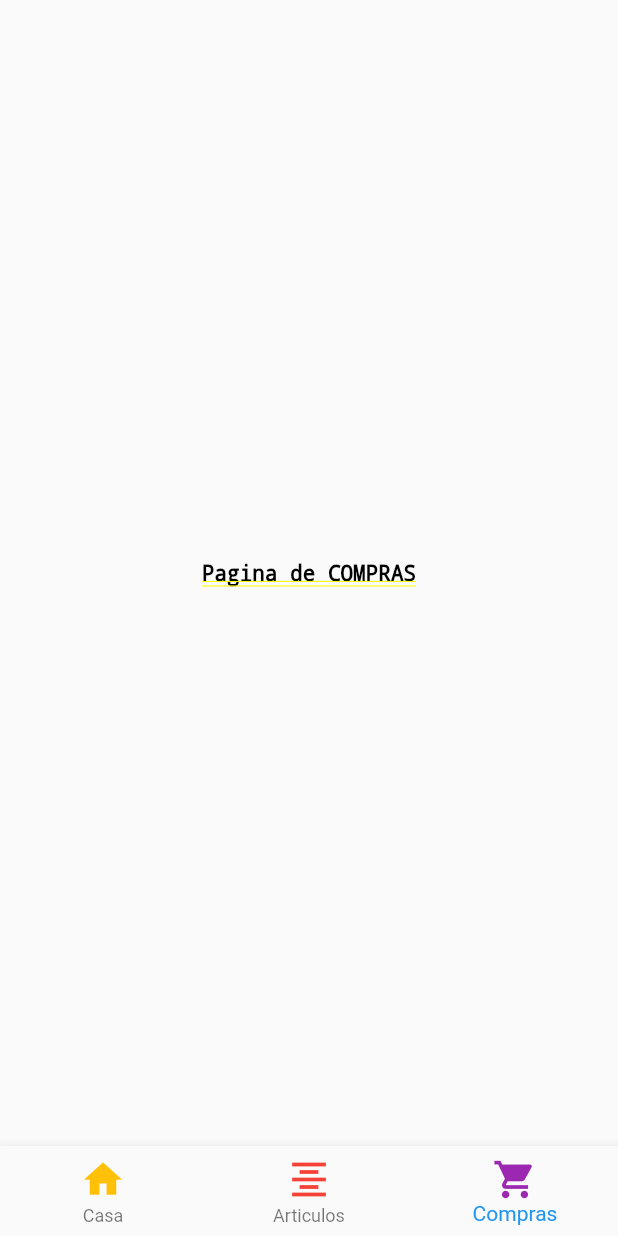
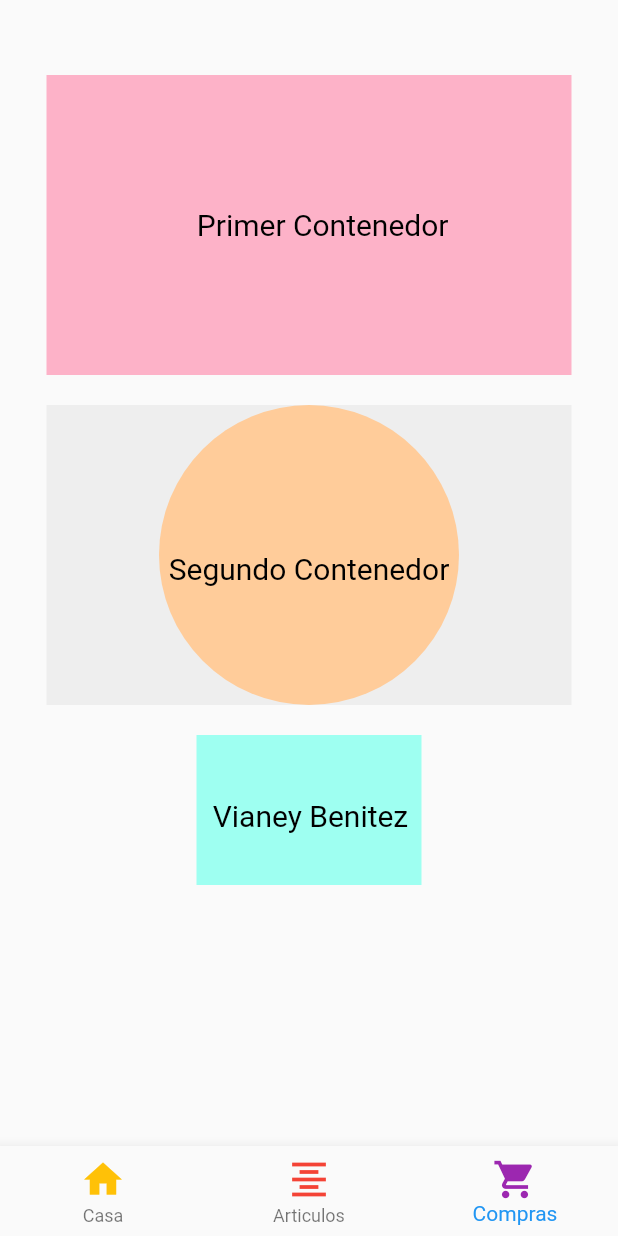
Before and after one commit to vianeyalejandra03/hamburguesa, a Flutter app: the screen it shows after launch, item 3 of the bottom bar chosen, on a phone screen of 412 x 824 dp. Run offline on Flutter 3.47's test engine with Material 2 defaults, Android fonts, the phone set to English and light mode, and no system bars.

```diff
--- a/lib/pages/third_pages.dart
+++ b/lib/pages/third_pages.dart
@@ -1,15 +1,88 @@
 import 'package:flutter/material.dart';
 
-class ThirdPage extends StatelessWidget {
+class ThirdPage extends StatefulWidget {
+  @override
+  _ThirdPageState createState() => _ThirdPageState();
+}
+
+class _ThirdPageState extends State<ThirdPage> {
   @override
   Widget build(BuildContext context) {
-    return Container(
-      child: Center(
-        child: Text(
-          'Pagina de COMPRAS',
-          style: new TextStyle(fontSize: 14.0, fontWeight: FontWeight.bold, color: Colors.black),
-        ), //Text
-      ), // center
-    ); //container
+    return Material(
+      child: SafeArea(
+        child: ConstrainedBox(
+          constraints: BoxConstraints(maxWidth: 300, minWidth: 200),
+          child: Column(
+            children: <Widget>[
+              SizedBox(
+                height: 50.0,
+              ),
+              Container(
+                height: 200,
+                width: 350,
+                decoration: BoxDecoration(color: Color(0xA2FF88AC)),
+                child: Align(
+                  alignment: Alignment(0.1, 0),
+                  child: Text(
+                    "Primer Contenedor",
+                    textAlign: TextAlign.center,
+                    style: TextStyle(fontSize: 20.0, color: Colors.black),
+                  ),
+                ),
+              ), //Container
+              SizedBox(
+                height: 20.0,
+              ),
+              Container(
+                height: 200,
+                width: 350,
+                decoration: BoxDecoration(color: Color(0xFFEEEEEE)),
+                child: Container(
+                  height: 100,
+                  width: 100,
+                  decoration: BoxDecoration(
+                    color: Color(0xFFFFCC9A),
+                    shape: BoxShape.circle,
+                  ),
+                  child: Align(
+                    alignment: Alignment(0, 0.1),
+                    child: Text(
+                      "Segundo Contenedor",
+                      textAlign: TextAlign.center,
+                      style: TextStyle(fontSize: 20.0, color: Colors.black),
+                    ),
+                  ), //Align
+                ), //Fin Container
+              ), //Fin COntainer
+              SizedBox(
+                height: 20.0,
+              ),
+              Align(
+                alignment: Alignment(
+                  0,
+                  0,
+                ),
+                child: Container(
+                  height: 100,
+                  width: 150,
+                  decoration: BoxDecoration(
+                    color: Color(0xFF9EFFF1),
+                    shape: BoxShape.rectangle,
+                  ),
+                  child: Align(
+                    alignment: Alignment(0.1, 0.1),
+                    child: Text(
+                      "Vianey Benitez",
+                      textAlign: TextAlign.center,
+                      style: TextStyle(fontSize: 20.0, color: Colors.black),
+                    ),
+                  ), //Align
+                ), //Container
+              ), //Align
+            ], //Widget
+          ), //Column
+        ), //ConstrainedBox
+      ), //SafeAREA
+    ); //Material
   } // widget
 } // first page
```
Also changed, not shown: 1 other file.
